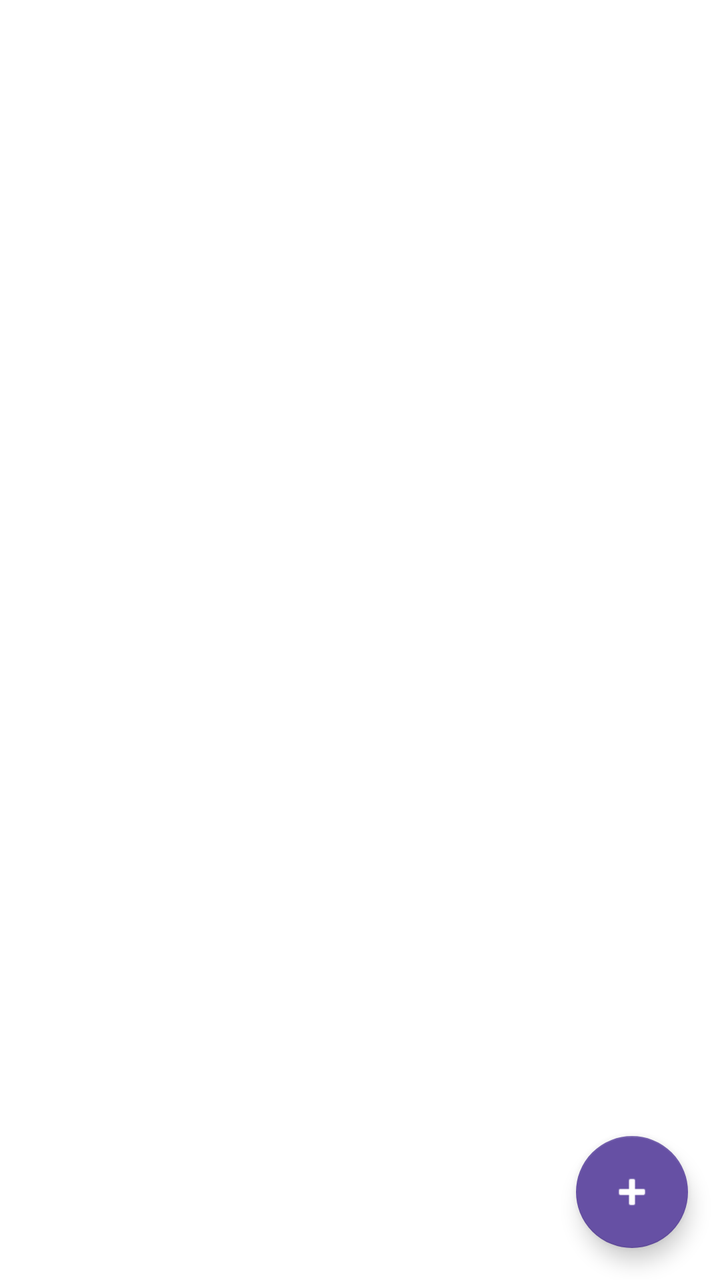
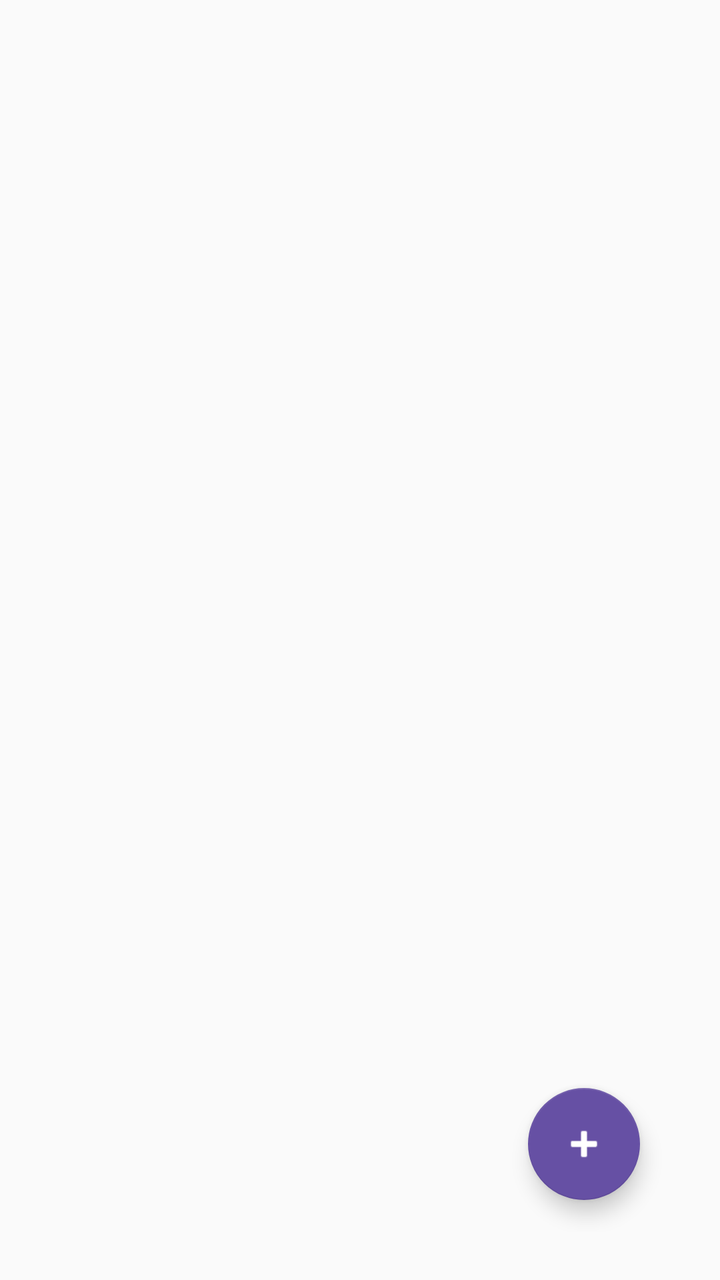

Screens rendered from an Android XML layout before and after an edit, with the pre-edit source and the edit as a unified diff.
<!-- AndroidManifest.xml: activity theme Theme.Borne -->
<!-- res/layout/activity_main.xml -->
<?xml version="1.0" encoding="utf-8"?>
<androidx.constraintlayout.widget.ConstraintLayout
    xmlns:android="http://schemas.android.com/apk/res/android"
    xmlns:app="http://schemas.android.com/apk/res-auto"
    android:layout_width="match_parent"
    android:layout_height="match_parent">

    <FrameLayout
        android:id="@+id/fragment_container"
        android:layout_width="match_parent"
        android:layout_height="match_parent"
        app:layout_constraintTop_toTopOf="parent"
        app:layout_constraintBottom_toBottomOf="parent"
        app:layout_constraintStart_toStartOf="parent"
        app:layout_constraintEnd_toEndOf="parent"/>

    <com.google.android.material.floatingactionbutton.FloatingActionButton
        android:id="@+id/create_user"
        android:layout_width="wrap_content"
        android:layout_height="wrap_content"
        android:layout_margin="16dp"
        android:contentDescription="@string/create_user"
        android:src="@android:drawable/ic_input_add"
        app:backgroundTint="#FF6650A4"
        app:tint="@android:color/white"
        app:layout_constraintBottom_toBottomOf="parent"
        app:layout_constraintEnd_toEndOf="parent"/>

</androidx.constraintlayout.widget.ConstraintLayout>
<!-- resources referenced by this layout -->
<resources>
  <string name="create_user">create user</string>
  <style name="Theme.Borne" parent="Theme.MaterialComponents.DayNight.NoActionBar" />
</resources>

<!-- the commit's change to res/layout/activity_main.xml (unified diff, before → after) -->
@@ -3,7 +3,10 @@
     xmlns:android="http://schemas.android.com/apk/res/android"
     xmlns:app="http://schemas.android.com/apk/res-auto"
     android:layout_width="match_parent"
-    android:layout_height="match_parent">
+    android:layout_height="match_parent"
+    android:padding="24dp"
+    android:orientation="vertical"
+    android:background="#FAFAFA">
 
     <FrameLayout
         android:id="@+id/fragment_container"
